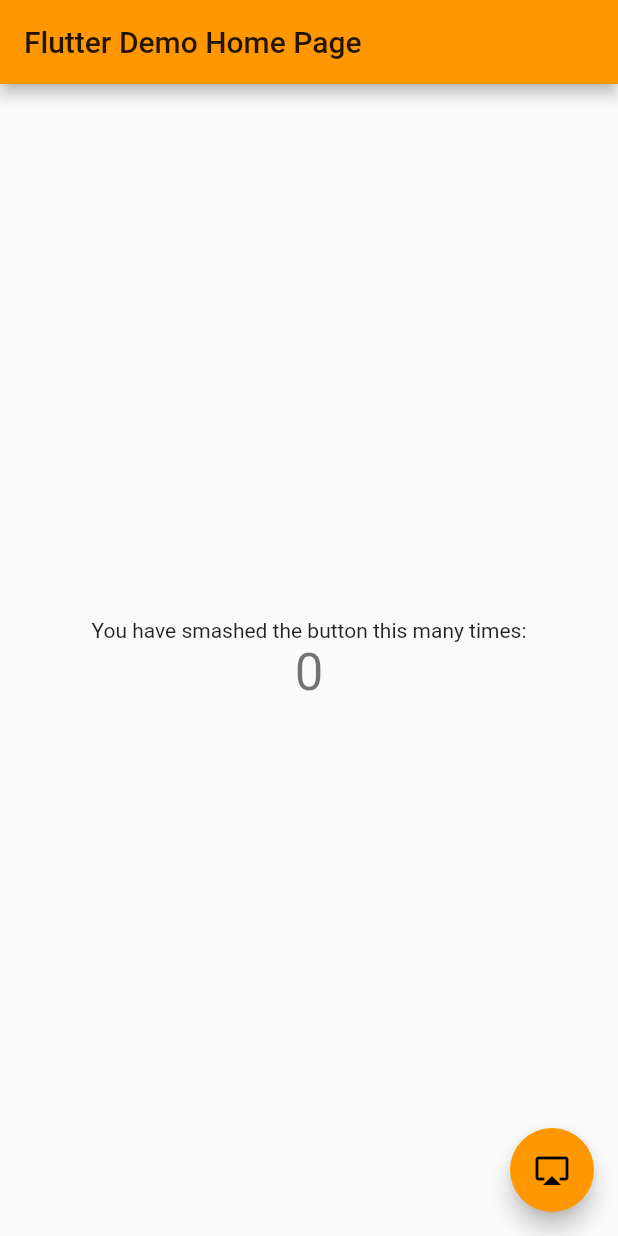
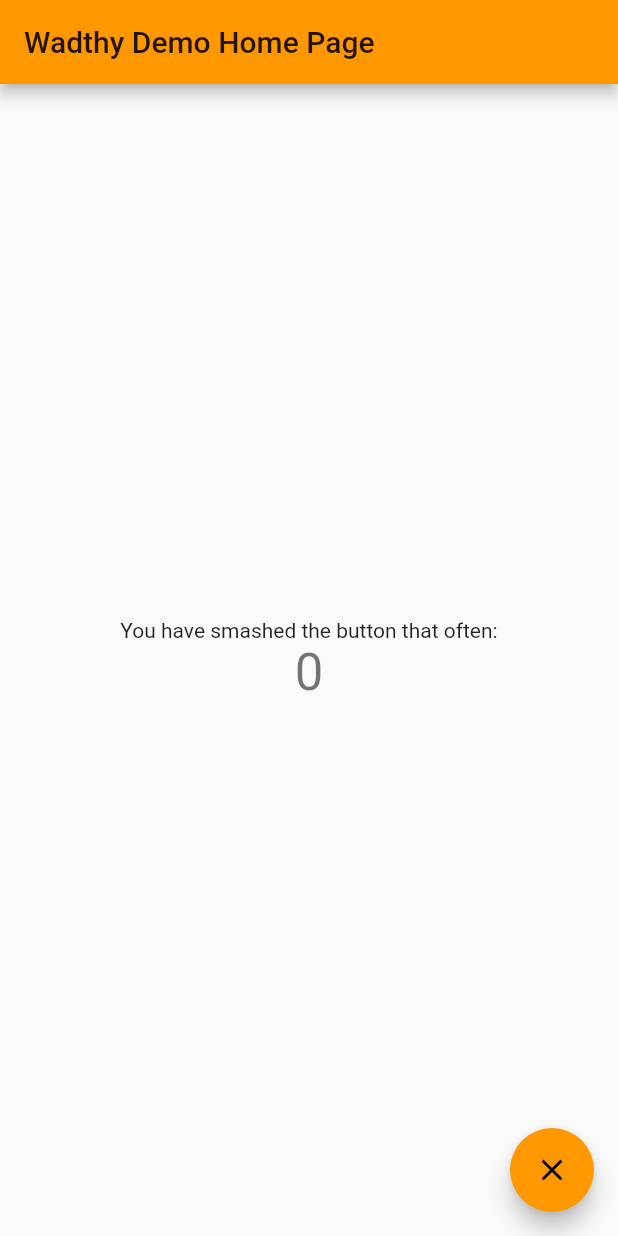
Before and after one commit to wadthyk/flutter_test_github_wadthy_01, a Flutter app: the screen it shows after launch, on a phone screen of 412 x 824 dp. Run offline on Flutter 3.47's test engine with Material 2 defaults, Android fonts, the phone set to English and light mode, and no system bars.

Commit message:
change_design_01

```diff
--- a/lib/main.dart
+++ b/lib/main.dart
@@ -26,7 +26,7 @@ class MyApp extends StatelessWidget {
         // closer together (more dense) than on mobile platforms.
         visualDensity: VisualDensity.adaptivePlatformDensity,
       ),
-      home: MyHomePage(title: 'Flutter Demo Home Page'),
+      home: MyHomePage(title: 'Wadthy Demo Home Page'),
     );
   }
 }
@@ -98,7 +98,7 @@ class _MyHomePageState extends State<MyHomePage> {
           mainAxisAlignment: MainAxisAlignment.center,
           children: <Widget>[
             Text(
-              'You have smashed the button this many times:',
+              'You have smashed the button that often:',
             ),
             Text(
               '$_counter',
@@ -110,7 +110,7 @@ class _MyHomePageState extends State<MyHomePage> {
       floatingActionButton: FloatingActionButton(
         onPressed: _incrementCounter,
         tooltip: 'Increment',
-        child: Icon(Icons.airplay),
+        child: Icon(Icons.clear),
       ), // This trailing comma makes auto-formatting nicer for build methods.
     );
   }
```
